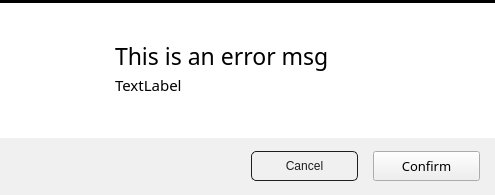
Above: ui/uiFiles/dialogBox.ui from efeKbkci/CarRentalApp before the change. Below: the same form after it.
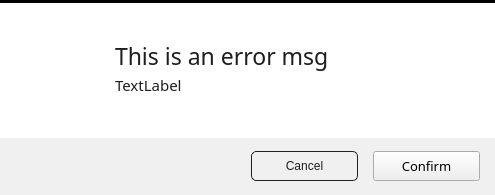
That is the form after the change.

The edit to the form file:
```diff
--- a/ui/uiFiles/dialogBox.ui
+++ b/ui/uiFiles/dialogBox.ui
@@ -34,6 +34,10 @@
   <property name="styleSheet">
    <string notr="true">#dialog {
 	border-radius: 7px;
+}
+
+QLabel {
+	color: #1E1E1E;
 }</string>
   </property>
   <layout class="QVBoxLayout" name="verticalLayout">
```
